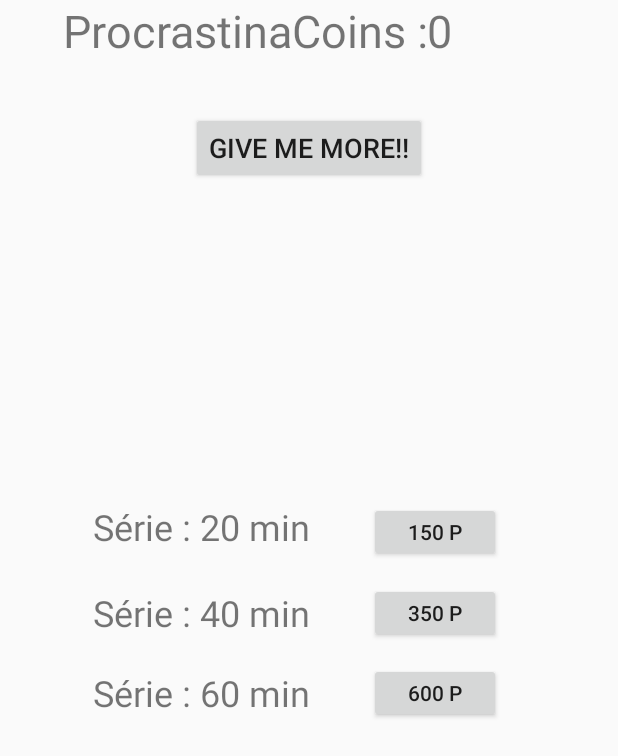
After one commit to NVanvyve/UCLaConcentration, an Android app: the StoreActivity screen opened directly, with no data from a screen before it, on a phone screen of 412 x 824 dp. The commit adds this screen. Shown: the top 756 px of the screen. Run offline under Robolectric (Android 15) with nearby library versions, the phone set to English and light mode, and no system bars.

Commit message:
Brouillon de store

```diff
--- a/UCLaConcentration/app/src/main/AndroidManifest.xml
+++ b/UCLaConcentration/app/src/main/AndroidManifest.xml
@@ -18,7 +18,11 @@
         <activity
             android:name=".TimerActivity"
             android:label="@string/title_activity_timer"
-            android:theme="@style/AppTheme.NoActionBar"></activity>
+            android:theme="@style/AppTheme.NoActionBar" />
+        <activity
+            android:name=".StoreActivity"
+            android:label="StoreActivity"
+            android:theme="@style/AppTheme.NoActionBar" />
     </application>
 
 </manifest>
--- /dev/null
+++ b/UCLaConcentration/app/src/main/java/groupe/onze/uclaconcentration/StoreActivity.java
@@ -0,0 +1,136 @@
+package groupe.onze.uclaconcentration;
+
+import android.app.Activity;
+import android.content.Context;
+import android.os.Bundle;
+import android.view.View;
+import android.widget.Button;
+import android.widget.TextView;
+import android.widget.Toast;
+
+
+public class StoreActivity extends Activity {
+
+    TextView money;
+    int coins;
+    Button more;
+    Button serie20;
+    Button serie40;
+    Button serie60;
+    Context context;
+    CharSequence text = "You don't have enough money";
+    CharSequence text2 = "You must wait 10 seconds between 2 purchases";
+    int duration = 2;
+    int waiting;
+    long last_purchase;
+
+
+    @Override
+    public void onCreate(Bundle savedInstanceState) {
+        super.onCreate(savedInstanceState);
+        setContentView(R.layout.activity_store);
+
+        coins = 0;
+        waiting = 10000;
+
+
+
+        money = (TextView) findViewById(R.id.var_coin);
+        more = (Button) findViewById(R.id.moremoney);
+        serie20 = (Button) findViewById(R.id.button20min);
+        serie40 = (Button) findViewById(R.id.button40min);
+        serie60 = (Button) findViewById(R.id.button60min);
+
+        money.setText(coins+"");
+
+        more.setOnClickListener(new View.OnClickListener() {
+
+            @Override
+            public void onClick(View v) {
+                coins = coins + 50;
+                money.setText(coins+"");
+            }
+        });
+
+        serie20.setOnClickListener(new View.OnClickListener() {
+
+            @Override
+            public void onClick(View v) {
+                int cost  = 150;
+                if(cost<=coins && ((System.currentTimeMillis() - last_purchase)>=waiting)) {
+                    last_purchase = System.currentTimeMillis();
+                    coins = coins - cost;
+                    money.setText(coins + "");
+                }
+                else if(cost>=coins){
+                    context = getApplicationContext();
+                    Toast toast = Toast.makeText(context, text, duration);
+                    toast.show();
+                }
+                else{
+                    context = getApplicationContext();
+                    Toast toast = Toast.makeText(context, text2, duration);
+                    toast.show();
+                }
+            }
+        });
+
+        serie40.setOnClickListener(new View.OnClickListener() {
+
+            @Override
+            public void onClick(View v) {
+                int cost  = 350;
+                if(cost<=coins && ((System.currentTimeMillis() - last_purchase)>=waiting)) {
+                    last_purchase = System.currentTimeMillis();
+                    coins = coins - cost;
+                    money.setText(coins + "");
+                }
+                else if(cost>=coins){
+                    context = getApplicationContext();
+                    Toast toast = Toast.makeText(context, text, duration);
+                    toast.show();
+                }
+                else{
+                    context = getApplicationContext();
+                    Toast toast = Toast.makeText(context, text2, duration);
+                    toast.show();
+                }
+            }
+        });
+
+        serie60.setOnClickListener(new View.OnClickListener() {
+
+            @Override
+            public void onClick(View v) {
+                int cost  = 600;
+                if(cost<=coins && ((System.currentTimeMillis() - last_purchase)>=waiting)) {
+                    last_purchase = System.currentTimeMillis();
+                    coins = coins - cost;
+                    money.setText(coins + "");
+                }
+                else if(cost>=coins){
+                    context = getApplicationContext();
+                    Toast toast = Toast.makeText(context, text, duration);
+                    toast.show();
+                }
+                else{
+                    context = getApplicationContext();
+                    Toast toast = Toast.makeText(context, text2, duration);
+                    toast.show();
+                }
+            }
+        });
+
+
+
+
+
+
+
+
+
+
+    }
+
+
+}
--- /dev/null
+++ b/UCLaConcentration/app/src/main/res/layout/activity_store.xml
@@ -0,0 +1,104 @@
+<?xml version="1.0" encoding="utf-8"?>
+<LinearLayout xmlns:android="http://schemas.android.com/apk/res/android"
+    xmlns:app="http://schemas.android.com/apk/res-auto"
+    android:orientation="vertical" android:layout_width="match_parent"
+    android:layout_height="match_parent">
+
+    <RelativeLayout
+        android:layout_width="match_parent"
+        android:layout_height="match_parent">
+
+        <TextView
+            android:layout_width="wrap_content"
+            android:layout_height="wrap_content"
+            android:text="@string/coin_name"
+            android:ems="10"
+            android:id="@+id/money"
+            android:textAlignment="textEnd"
+            android:layout_alignParentTop="true"
+            android:layout_alignParentStart="true"
+            android:textSize="30sp"
+            android:layout_alignEnd="@+id/moremoney" />
+
+        <TextView
+            android:layout_width="113dp"
+            android:layout_height="wrap_content"
+            android:inputType="number"
+            android:ems="10"
+            android:id="@+id/var_coin"
+            android:layout_alignParentTop="true"
+            android:textSize="30sp"
+            android:layout_alignParentEnd="true"
+            android:layout_toEndOf="@+id/money"
+            android:layout_above="@+id/moremoney" />
+
+        <Button
+            android:text="600 P"
+            android:layout_width="wrap_content"
+            android:layout_height="40sp"
+            android:id="@+id/button60min"
+            android:layout_alignBaseline="@+id/serie60"
+            android:layout_alignBottom="@+id/serie60"
+            android:layout_alignStart="@+id/button40min" />
+
+        <Button
+            android:text="350 P"
+            android:layout_width="wrap_content"
+            android:layout_height="40sp"
+            android:id="@+id/button40min"
+            android:layout_alignBaseline="@+id/serie40"
+            android:layout_alignBottom="@+id/serie40"
+            android:layout_alignStart="@+id/button20min" />
+
+        <TextView
+            android:text="Série : 40 min"
+            android:layout_width="wrap_content"
+            android:layout_height="40sp"
+            android:id="@+id/serie40"
+            android:textSize="24sp"
+            android:layout_marginStart="62dp"
+            android:layout_centerVertical="true"
+            android:layout_alignParentStart="true" />
+
+        <Button
+            android:text="Give Me MORE!!"
+            android:layout_width="wrap_content"
+            android:layout_height="wrap_content"
+            android:layout_marginTop="34dp"
+            android:id="@+id/moremoney"
+            android:textSize="18sp"
+            android:layout_below="@+id/money"
+            android:layout_centerHorizontal="true" />
+
+        <TextView
+            android:text="Série : 20 min"
+            android:layout_width="wrap_content"
+            android:id="@+id/serie20"
+            android:textSize="24sp"
+            android:layout_height="40sp"
+            android:layout_above="@+id/button40min"
+            android:layout_alignStart="@+id/serie40"
+            android:layout_marginBottom="14dp" />
+
+        <Button
+            android:text="150 P"
+            android:layout_width="wrap_content"
+            android:layout_height="40sp"
+            android:id="@+id/button20min"
+            android:layout_marginStart="39dp"
+            android:layout_alignTop="@+id/serie20"
+            android:layout_toEndOf="@+id/serie20" />
+
+        <TextView
+            android:text="Série : 60 min"
+            android:layout_width="wrap_content"
+            android:layout_height="40sp"
+            android:id="@+id/serie60"
+            android:textSize="24sp"
+            android:layout_marginTop="13dp"
+            android:layout_below="@+id/serie40"
+            android:layout_alignStart="@+id/serie40" />
+
+    </RelativeLayout>
+
+</LinearLayout>
--- a/UCLaConcentration/app/src/main/res/layout/activity_timer.xml
+++ b/UCLaConcentration/app/src/main/res/layout/activity_timer.xml
@@ -10,13 +10,13 @@
     <android.support.design.widget.AppBarLayout
         android:layout_width="match_parent"
         android:layout_height="wrap_content"
-        android:theme="@style/AppTheme.AppBarOverlay">
+        android:theme="@style/AppTheme">
 
         <android.support.v7.widget.Toolbar
             android:id="@+id/title"
             android:layout_width="match_parent"
             android:layout_height="69dp"
-            android:background="@android:color/holo_green_dark"
+            android:background="@color/colorPrimary"
             app:popupTheme="@style/AppTheme.PopupOverlay" />
 
     </android.support.design.widget.AppBarLayout>
--- a/UCLaConcentration/app/src/main/res/values/colors.xml
+++ b/UCLaConcentration/app/src/main/res/values/colors.xml
@@ -1,6 +1,6 @@
 <?xml version="1.0" encoding="utf-8"?>
 <resources>
-    <color name="colorPrimary">#3F51B5</color>
-    <color name="colorPrimaryDark">#303F9F</color>
+    <color name="colorPrimary">#669900</color>
+    <color name="colorPrimaryDark">#062400</color>
     <color name="colorAccent">#FF4081</color>
 </resources>
--- a/UCLaConcentration/app/src/main/res/values/strings.xml
+++ b/UCLaConcentration/app/src/main/res/values/strings.xml
@@ -6,4 +6,5 @@
     <string name="StartTime">The &appname; app was created by &author;</string>
     <string name="title_activity_timer">TimerActivity</string>
     <string name="back">Back</string>
+    <string name="coin_name">ProcrastinaCoins :</string>
 </resources>
```
Also changed, not shown: UCLaConcentration/app/src/main/java/groupe/onze/uclaconcentration/MainActivity.java (+9 -2 lines), UCLaConcentration/app/src/main/res/layout/activity_main.xml (+9 -0 lines).
